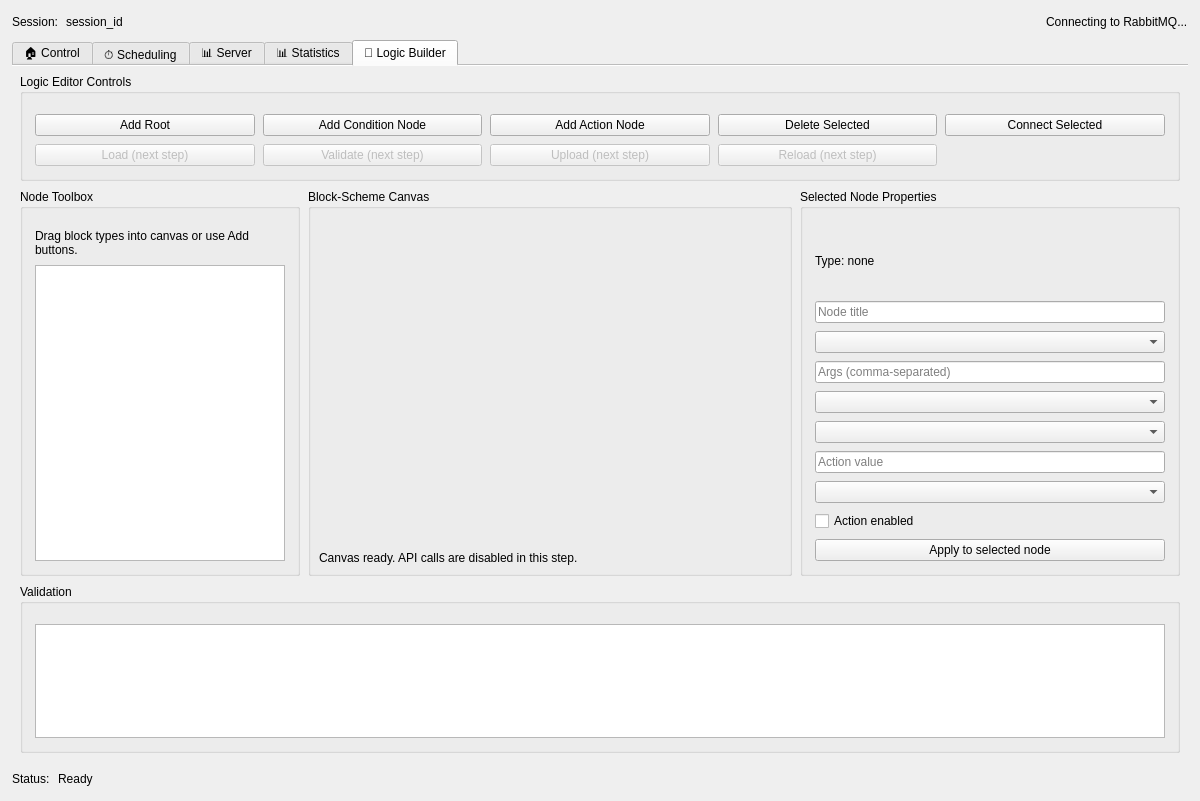
TigranYavroyan/GreenHouse_Application, file frontend/front.ui: the form before one commit.
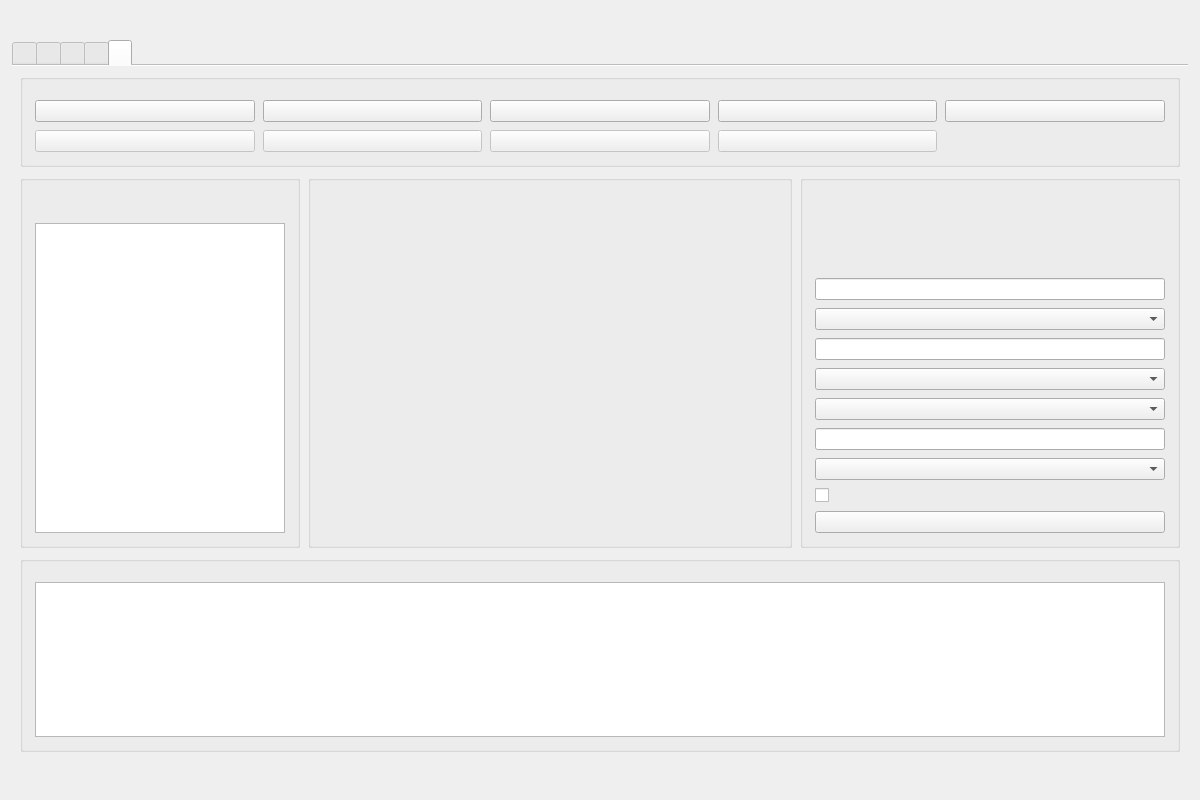
The form after the commit. The open tabs and pages were chosen to show the change.

Patch:
```diff
--- a/frontend/front.ui
+++ b/frontend/front.ui
@@ -445,7 +445,7 @@
       <item>
        <widget class="QLabel" name="sessionTitleLabel">
         <property name="text">
-         <string>Session:</string>
+         <string></string>
         </property>
        </widget>
       </item>
@@ -455,7 +455,7 @@
          <string>Full Session ID</string>
         </property>
         <property name="text">
-         <string>session_id</string>
+         <string></string>
         </property>
        </widget>
       </item>
@@ -475,7 +475,7 @@
       <item>
        <widget class="QLabel" name="connection_status">
         <property name="text">
-         <string>Connecting to RabbitMQ...</string>
+         <string></string>
         </property>
        </widget>
       </item>
@@ -491,7 +491,7 @@
       </property>
       <widget class="QWidget" name="userTab">
        <attribute name="title">
-        <string>🏠 Control</string>
+        <string></string>
        </attribute>
        <layout class="QVBoxLayout" name="userTabLayout">
         <property name="spacing">
@@ -653,7 +653,7 @@
       </widget>
       <widget class="QWidget" name="schedulingTab">
        <attribute name="title">
-        <string>⏱️ Scheduling</string>
+        <string></string>
        </attribute>
        <layout class="QVBoxLayout" name="schedulingTabLayout">
         <property name="spacing">
@@ -861,7 +861,7 @@
       </widget>
       <widget class="QWidget" name="serverTab">
        <attribute name="title">
-        <string>📊 Server</string>
+        <string></string>
        </attribute>
        <layout class="QVBoxLayout" name="serverTabLayout">
         <property name="spacing">
@@ -1069,7 +1069,7 @@
       </widget>
       <widget class="QWidget" name="statisticsTab">
        <attribute name="title">
-        <string>📊 Statistics</string>
+        <string></string>
        </attribute>
        <layout class="QVBoxLayout" name="statisticsTabLayout">
         <property name="spacing">
@@ -1274,7 +1274,7 @@
       </widget>
       <widget class="QWidget" name="logicTab">
        <attribute name="title">
-        <string>🧠 Logic Builder</string>
+        <string></string>
        </attribute>
        <layout class="QVBoxLayout" name="logicTabLayout">
         <property name="spacing">
@@ -1295,7 +1295,7 @@
         <item>
          <widget class="QGroupBox" name="logicControlsGroup">
           <property name="title">
-           <string>Logic Editor Controls</string>
+           <string></string>
           </property>
           <layout class="QGridLayout" name="logicControlsLayout">
            <property name="leftMargin">
@@ -1319,35 +1319,35 @@
            <item row="0" column="0">
             <widget class="QPushButton" name="logicAddRootButton">
              <property name="text">
-              <string>Add Root</string>
+              <string></string>
              </property>
             </widget>
            </item>
            <item row="0" column="1">
             <widget class="QPushButton" name="logicAddConditionButton">
              <property name="text">
-              <string>Add Condition Node</string>
+              <string></string>
              </property>
             </widget>
            </item>
            <item row="0" column="2">
             <widget class="QPushButton" name="logicAddActionButton">
              <property name="text">
-              <string>Add Action Node</string>
+              <string></string>
              </property>
             </widget>
            </item>
            <item row="0" column="3">
             <widget class="QPushButton" name="logicDeleteSelectedButton">
              <property name="text">
-              <string>Delete Selected</string>
+              <string></string>
              </property>
             </widget>
            </item>
            <item row="0" column="4">
             <widget class="QPushButton" name="logicConnectSelectedButton">
              <property name="text">
-              <string>Connect Selected</string>
+              <string></string>
              </property>
             </widget>
            </item>
@@ -1357,7 +1357,7 @@
               <bool>false</bool>
              </property>
              <property name="text">
-              <string>Load (next step)</string>
+              <string></string>
              </property>
             </widget>
            </item>
@@ -1367,7 +1367,7 @@
               <bool>false</bool>
              </property>
              <property name="text">
-              <string>Validate (next step)</string>
+              <string></string>
              </property>
             </widget>
            </item>
@@ -1377,7 +1377,7 @@
               <bool>false</bool>
              </property>
              <property name="text">
-              <string>Upload (next step)</string>
+              <string></string>
              </property>
             </widget>
            </item>
@@ -1387,7 +1387,7 @@
               <bool>false</bool>
              </property>
              <property name="text">
-              <string>Reload (next step)</string>
+              <string></string>
              </property>
             </widget>
            </item>
@@ -1414,7 +1414,7 @@
              </size>
             </property>
             <property name="title">
-             <string>Node Toolbox</string>
+             <string></string>
             </property>
             <layout class="QVBoxLayout" name="logicToolboxLayout">
              <property name="leftMargin">
@@ -1435,7 +1435,7 @@
              <item>
               <widget class="QLabel" name="logicToolboxHintLabel">
                <property name="text">
-                <string>Drag block types into canvas or use Add buttons.</string>
+                <string></string>
                </property>
                <property name="wordWrap">
                 <bool>true</bool>
@@ -1451,7 +1451,7 @@
           <item>
            <widget class="QGroupBox" name="logicCanvasGroup">
             <property name="title">
-             <string>Block-Scheme Canvas</string>
+             <string></string>
             </property>
             <layout class="QVBoxLayout" name="logicCanvasLayout">
              <property name="leftMargin">
@@ -1502,7 +1502,7 @@
              <item>
               <widget class="QLabel" name="logicCanvasStatusLabel">
                <property name="text">
-                <string>Canvas ready. API calls are disabled in this step.</string>
+                <string></string>
                </property>
               </widget>
              </item>
@@ -1524,7 +1524,7 @@
              </size>
             </property>
             <property name="title">
-             <string>Selected Node Properties</string>
+             <string></string>
             </property>
             <layout class="QVBoxLayout" name="logicPropertiesLayout">
              <property name="leftMargin">
@@ -1545,14 +1545,14 @@
              <item>
               <widget class="QLabel" name="logicPropertyNodeTypeLabel">
                <property name="text">
-                <string>Type: none</string>
+                <string></string>
                </property>
               </widget>
              </item>
              <item>
               <widget class="QLineEdit" name="logicPropertyTitleEdit">
                <property name="placeholderText">
-                <string>Node title</string>
+                <string></string>
                </property>
               </widget>
              </item>
@@ -1562,7 +1562,7 @@
              <item>
               <widget class="QLineEdit" name="logicPropertyArgsEdit">
                <property name="placeholderText">
-                <string>Args (comma-separated)</string>
+                <string></string>
                </property>
               </widget>
              </item>
@@ -1575,7 +1575,7 @@
              <item>
               <widget class="QLineEdit" name="logicPropertyValueEdit">
                <property name="placeholderText">
-                <string>Action value</string>
+                <string></string>
                </property>
               </widget>
              </item>
@@ -1585,14 +1585,14 @@
              <item>
               <widget class="QCheckBox" name="logicPropertyEnabledCheck">
                <property name="text">
-                <string>Action enabled</string>
+                <string></string>
                </property>
               </widget>
              </item>
              <item>
               <widget class="QPushButton" name="logicApplyPropertyButton">
                <property name="text">
-                <string>Apply to selected node</string>
+                <string></string>
                </property>
               </widget>
              </item>
@@ -1604,7 +1604,7 @@
         <item>
          <widget class="QGroupBox" name="logicValidationGroup">
           <property name="title">
-           <string>Validation</string>
+           <string></string>
           </property>
           <layout class="QVBoxLayout" name="logicValidationLayout">
            <property name="leftMargin">
@@ -1641,14 +1641,14 @@
       <item>
        <widget class="QLabel" name="statusTitleLabel">
         <property name="text">
-         <string>Status:</string>
+         <string></string>
         </property>
        </widget>
       </item>
       <item>
        <widget class="QLabel" name="status_label">
         <property name="text">
-         <string>Ready</string>
+         <string></string>
         </property>
        </widget>
       </item>
```
Left out of the diff: 90 changed lines with no effect on the pictures.
